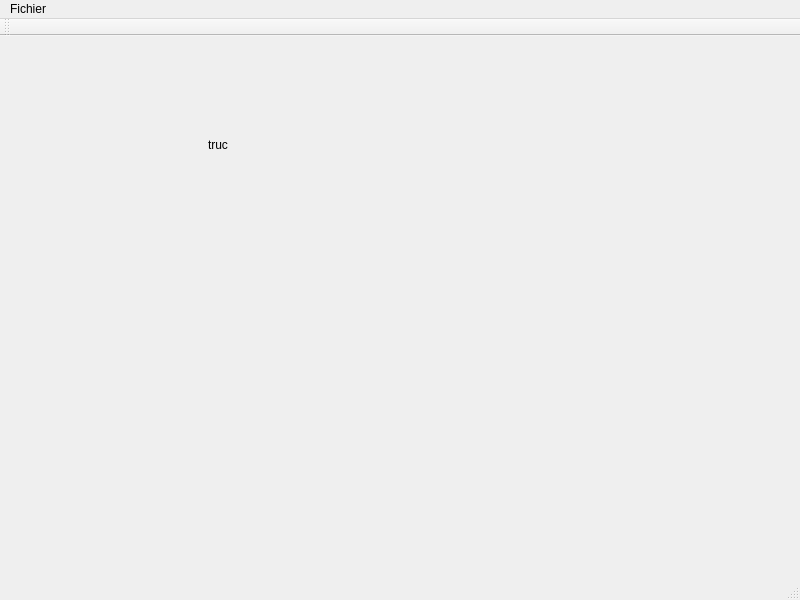
Old version of the form src/interf_qtcreator.ui in the repository DaphneHB/IdentitesNommees.
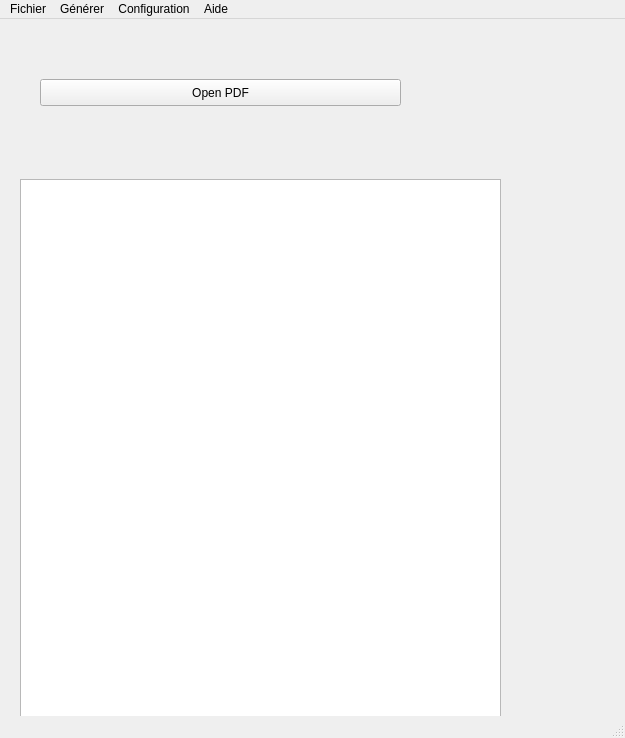
New version of the form.

What changed in the file:
```diff
--- a/src/interf_qtcreator.ui
+++ b/src/interf_qtcreator.ui
@@ -6,28 +6,40 @@
    <rect>
     <x>0</x>
     <y>0</y>
-    <width>800</width>
-    <height>600</height>
+    <width>625</width>
+    <height>738</height>
    </rect>
   </property>
   <property name="windowTitle">
    <string>MainWindow</string>
   </property>
   <widget class="QWidget" name="centralwidget">
-   <widget class="QLabel" name="label">
+   <widget class="QTextBrowser" name="textBrowser">
     <property name="geometry">
      <rect>
-      <x>190</x>
-      <y>100</y>
-      <width>56</width>
-      <height>17</height>
+      <x>20</x>
+      <y>160</y>
+      <width>481</width>
+      <height>561</height>
+     </rect>
+    </property>
+    <property name="searchPaths">
+     <stringlist>
+      <string>/home/innopolis/Documents/IdentitesNommees/data</string>
+     </stringlist>
+    </property>
+   </widget>
+   <widget class="QPushButton" name="pushButton">
+    <property name="geometry">
+     <rect>
+      <x>40</x>
+      <y>60</y>
+      <width>361</width>
+      <height>27</height>
      </rect>
     </property>
     <property name="text">
-     <string>truc</string>
-    </property>
-    <property name="alignment">
-     <set>Qt::AlignCenter</set>
+     <string>Open PDF</string>
     </property>
    </widget>
   </widget>
@@ -36,7 +48,7 @@
     <rect>
      <x>0</x>
      <y>0</y>
-     <width>800</width>
+     <width>625</width>
      <height>27</height>
     </rect>
    </property>
@@ -45,22 +57,42 @@
      <string>Fichier</string>
     </property>
     <addaction name="actionOuvrir"/>
-    <addaction name="actionFermer"/>
+    <addaction name="actionDerni_res_factures"/>
+    <addaction name="actionQuitter"/>
+   </widget>
+   <widget class="QMenu" name="menuManuel">
+    <property name="title">
+     <string>Générer</string>
+    </property>
+    <widget class="QMenu" name="menuPDF_vers_Excel">
+     <property name="title">
+      <string>PDF vers Excel</string>
+     </property>
+     <addaction name="actionManuellement_2"/>
+     <addaction name="actionAutomatiquement_2"/>
+    </widget>
+    <addaction name="actionAutomatiquement"/>
+    <addaction name="menuPDF_vers_Excel"/>
+   </widget>
+   <widget class="QMenu" name="menuOutils">
+    <property name="title">
+     <string>Configuration</string>
+    </property>
+    <addaction name="actionPr_f_rences"/>
+   </widget>
+   <widget class="QMenu" name="menuAide">
+    <property name="title">
+     <string>Aide</string>
+    </property>
+    <addaction name="actionAide_pour_ScanFacture"/>
+    <addaction name="actionA_propos_de_Algonano"/>
    </widget>
    <addaction name="menuFichier"/>
+   <addaction name="menuManuel"/>
+   <addaction name="menuOutils"/>
+   <addaction name="menuAide"/>
   </widget>
   <widget class="QStatusBar" name="statusbar"/>
-  <widget class="QToolBar" name="toolBar">
-   <property name="windowTitle">
-    <string>toolBar</string>
-   </property>
-   <attribute name="toolBarArea">
-    <enum>TopToolBarArea</enum>
-   </attribute>
-   <attribute name="toolBarBreak">
-    <bool>false</bool>
-   </attribute>
-  </widget>
   <action name="actionOuvrir">
    <property name="text">
     <string>Ouvrir</string>
```
Left out of the diff: 45 changed lines with no effect on the pictures.
